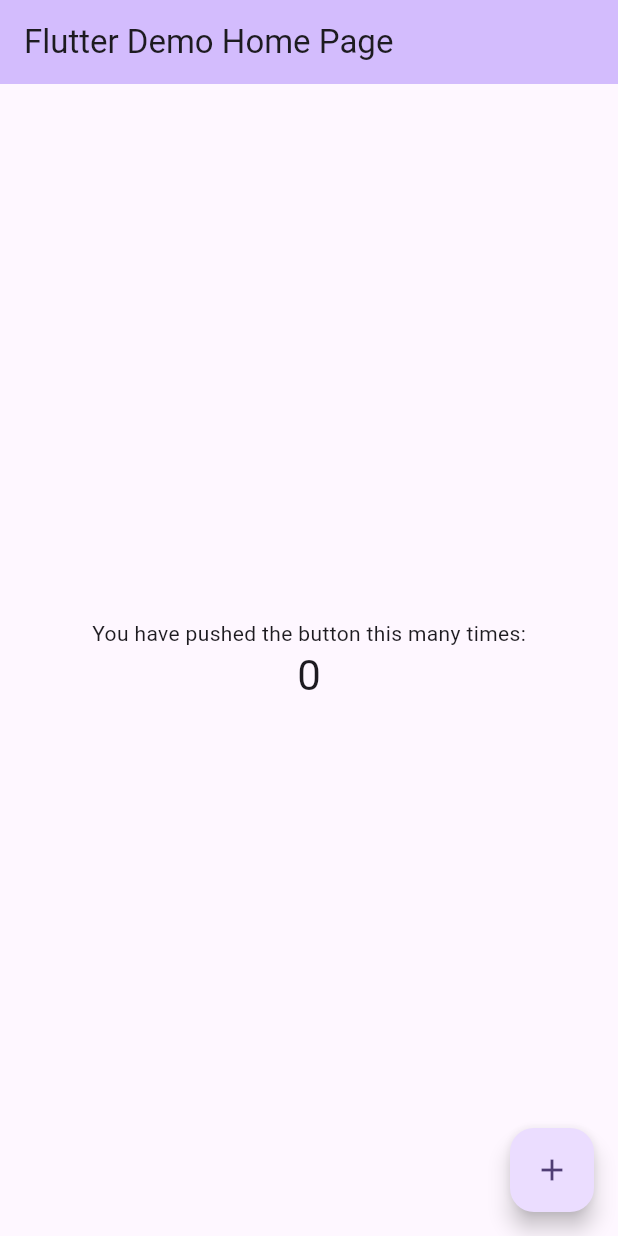
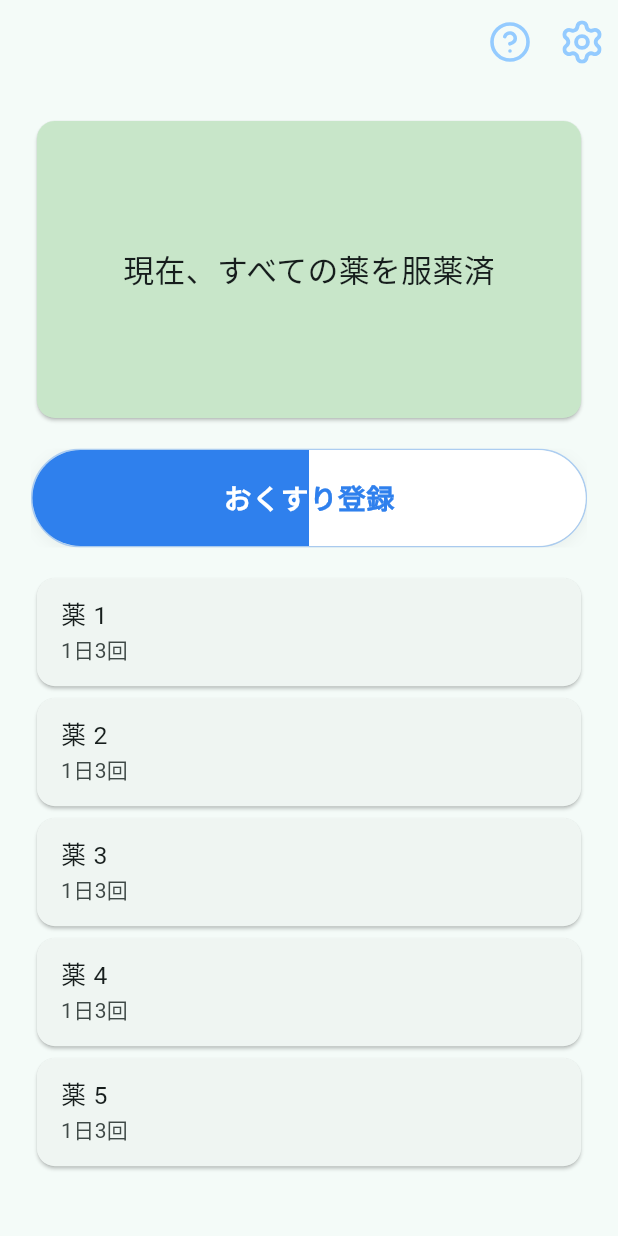
Before and after one commit to oiM-o/medicine_reminder, a Flutter app: the screen it shows after launch, on a phone screen of 412 x 824 dp. Run offline on Flutter 3.47's test engine with Material 3 defaults, Android fonts, the phone set to English and light mode, and no system bars; our stand-ins replace flutter_svg.

Commit message:
homescreenの基本骨格の形成

```diff
--- a/lib/main.dart
+++ b/lib/main.dart
@@ -1,4 +1,5 @@
 import 'package:flutter/material.dart';
+import 'package:medicine_reminder/ui/screen/home_screen.dart';
 
 void main() {
   runApp(const MyApp());
@@ -7,116 +8,22 @@ void main() {
 class MyApp extends StatelessWidget {
   const MyApp({super.key});
 
-  // This widget is the root of your application.
   @override
   Widget build(BuildContext context) {
     return MaterialApp(
-      title: 'Flutter Demo',
+      title: 'お薬リマインダー',
+      debugShowCheckedModeBanner: false,
       theme: ThemeData(
-        // This is the theme of your application.
-        //
-        // TRY THIS: Try running your application with "flutter run". You'll see
-        // the application has a purple toolbar. Then, without quitting the app,
-        // try changing the seedColor in the colorScheme below to Colors.green
-        // and then invoke "hot reload" (save your changes or press the "hot
-        // reload" button in a Flutter-supported IDE, or press "r" if you used
-        // the command line to start the app).
-        //
-        // Notice that the counter didn't reset back to zero; the application
-        // state is not lost during the reload. To reset the state, use hot
-        // restart instead.
-        //
-        // This works for code too, not just values: Most code changes can be
-        // tested with just a hot reload.
-        colorScheme: ColorScheme.fromSeed(seedColor: Colors.deepPurple),
+        colorScheme: ColorScheme.fromSeed(seedColor: Colors.teal),
+        useMaterial3: true,
       ),
-      home: const MyHomePage(title: 'Flutter Demo Home Page'),
+      home: const HomeScreen(), // ← これで起動時にHomeScreenが出る
+      // ルーティングを使うならこんな感じで追加してもOK
+      // routes: {
+      //   '/home': (_) => const HomeScreen(),
+      //   '/settings': (_) => const SettingsScreen(),
+      // },
+      // initialRoute: '/home',
     );
   }
 }
-
-class MyHomePage extends StatefulWidget {
-  const MyHomePage({super.key, required this.title});
-
-  // This widget is the home page of your application. It is stateful, meaning
-  // that it has a State object (defined below) that contains fields that affect
-  // how it looks.
-
-  // This class is the configuration for the state. It holds the values (in this
-  // case the title) provided by the parent (in this case the App widget) and
-  // used by the build method of the State. Fields in a Widget subclass are
-  // always marked "final".
-
-  final String title;
-
-  @override
-  State<MyHomePage> createState() => _MyHomePageState();
-}
-
-class _MyHomePageState extends State<MyHomePage> {
-  int _counter = 0;
-
-  void _incrementCounter() {
-    setState(() {
-      // This call to setState tells the Flutter framework that something has
-      // changed in this State, which causes it to rerun the build method below
-      // so that the display can reflect the updated values. If we changed
-      // _counter without calling setState(), then the build method would not be
-      // called again, and so nothing would appear to happen.
-      _counter++;
-    });
-  }
-
-  @override
-  Widget build(BuildContext context) {
-    // This method is rerun every time setState is called, for instance as done
-    // by the _incrementCounter method above.
-    //
-    // The Flutter framework has been optimized to make rerunning build methods
-    // fast, so that you can just rebuild anything that needs updating rather
-    // than having to individually change instances of widgets.
-    return Scaffold(
-      appBar: AppBar(
-        // TRY THIS: Try changing the color here to a specific color (to
-        // Colors.amber, perhaps?) and trigger a hot reload to see the AppBar
-        // change color while the other colors stay the same.
-        backgroundColor: Theme.of(context).colorScheme.inversePrimary,
-        // Here we take the value from the MyHomePage object that was created by
-        // the App.build method, and use it to set our appbar title.
-        title: Text(widget.title),
-      ),
-      body: Center(
-        // Center is a layout widget. It takes a single child and positions it
-        // in the middle of the parent.
-        child: Column(
-          // Column is also a layout widget. It takes a list of children and
-          // arranges them vertically. By default, it sizes itself to fit its
-          // children horizontally, and tries to be as tall as its parent.
-          //
-          // Column has various properties to control how it sizes itself and
-          // how it positions its children. Here we use mainAxisAlignment to
-          // center the children vertically; the main axis here is the vertical
-          // axis because Columns are vertical (the cross axis would be
-          // horizontal).
-          //
-          // TRY THIS: Invoke "debug painting" (choose the "Toggle Debug Paint"
-          // action in the IDE, or press "p" in the console), to see the
-          // wireframe for each widget.
-          mainAxisAlignment: MainAxisAlignment.center,
-          children: <Widget>[
-            const Text('You have pushed the button this many times:'),
-            Text(
-              '$_counter',
-              style: Theme.of(context).textTheme.headlineMedium,
-            ),
-          ],
-        ),
-      ),
-      floatingActionButton: FloatingActionButton(
-        onPressed: _incrementCounter,
-        tooltip: 'Increment',
-        child: const Icon(Icons.add),
-      ), // This trailing comma makes auto-formatting nicer for build methods.
-    );
-  }
-}
--- /dev/null
+++ b/lib/ui/components/capsule_pill_button.dart
@@ -0,0 +1,96 @@
+import 'package:flutter/material.dart';
+
+class CapsulePillButton extends StatelessWidget {
+  final String label;
+  final VoidCallback onTap;
+
+  const CapsulePillButton({
+    super.key,
+    required this.label,
+    required this.onTap,
+  });
+
+  @override
+  Widget build(BuildContext context) {
+    final size = MediaQuery.of(context).size;
+    final height = size.height * 0.08;                // 呼び出し側のSizedBoxと同じにフィット
+    final radius = BorderRadius.circular(height / 2);  // カプセル形状
+    final blue = const Color(0xFF2F80ED);
+
+    return Material(
+      color: Colors.transparent,
+      child: InkWell(
+        borderRadius: radius,
+        onTap: onTap,
+        child: Ink(
+          height: height,
+          decoration: BoxDecoration(
+            borderRadius: radius,
+            border: Border.all(color: blue.withOpacity(0.35), width: 1),
+            boxShadow: [
+              BoxShadow(
+                color: Colors.black.withOpacity(0.05),
+                blurRadius: 8,
+                offset: const Offset(0, 2),
+              ),
+            ],
+          ),
+          child: Stack(
+            fit: StackFit.expand,
+            children: [
+              // 左右で背景色を分割
+              Row(
+                children: [
+                  Expanded(
+                    child: Container(
+                      decoration: BoxDecoration(
+                        color: blue,
+                        borderRadius: BorderRadius.horizontal(left: Radius.circular(height / 2)),
+                      ),
+                    ),
+                  ),
+                  Expanded(
+                    child: Container(
+                      decoration: BoxDecoration(
+                        color: Colors.white,
+                        borderRadius: BorderRadius.horizontal(right: Radius.circular(height / 2)),
+                      ),
+                    ),
+                  ),
+                ],
+              ),
+              // テキスト：左半分は白、右半分は青（色反転）
+              Center(
+                child: ShaderMask(
+                  shaderCallback: (Rect bounds) {
+                    return LinearGradient(
+                      begin: Alignment.centerLeft,
+                      end: Alignment.centerRight,
+                      colors: const [
+                        Colors.white, Colors.white,       // 左半分は白
+                        Color(0xFF2F80ED), Color(0xFF2F80ED), // 右半分は青
+                      ],
+                      stops: const [0.0, 0.5, 0.5, 1.0], // 中央で色を切り替え（鋭い境界）
+                    ).createShader(bounds);
+                  },
+                  blendMode: BlendMode.srcIn,
+                  child: Text(
+                    label,
+                    style: TextStyle(
+                      fontSize: size.width * 0.045,
+                      fontWeight: FontWeight.w700,
+                      height: 1.0,
+                      // 色はShaderMaskで上書きされるので何色でもOK
+                      color: Colors.white,
+                      letterSpacing: 0.5,
+                    ),
+                  ),
+                ),
+              ),
+            ],
+          ),
+        ),
+      ),
+    );
+  }
+}
--- /dev/null
+++ b/lib/ui/screen/home_screen.dart
@@ -0,0 +1,87 @@
+import 'package:flutter/material.dart';
+import 'package:flutter_svg/flutter_svg.dart';
+import 'package:medicine_reminder/ui/components/capsule_pill_button.dart';
+
+class HomeScreen extends StatelessWidget {
+  const HomeScreen({super.key});
+
+  @override
+  Widget build(BuildContext context) {
+    final screenWidth = MediaQuery.of(context).size.width;
+    final screenHeight = MediaQuery.of(context).size.height;
+
+    return Scaffold(
+      appBar: AppBar(
+        actions: [
+          IconButton(
+            icon: SvgPicture.asset(
+              'assets/icons/home_question.svg',
+              width: screenWidth * 0.07,
+              height: screenWidth * 0.07,
+            ),
+            onPressed: () {},
+          ),
+          IconButton(
+            icon: SvgPicture.asset(
+              'assets/icons/home_settings.svg',
+              width: screenWidth * 0.07,
+              height: screenWidth * 0.07,
+            ),
+            onPressed: () {},
+          ),
+        ],
+      ),
+      body: Padding(
+        padding: EdgeInsets.all(screenWidth * 0.05),
+        child: Column(
+          crossAxisAlignment: CrossAxisAlignment.stretch,
+          children: [
+            SizedBox(
+              height: screenHeight * 0.25,
+              child: Card(
+                color: Colors.green.shade100,
+                child: Center(
+                  child: Text(
+                    '現在、すべての薬を服薬済',
+                    style: TextStyle(fontSize: screenWidth * 0.05),
+                  ),
+                ),
+              ),
+            ),
+
+            SizedBox(height: screenHeight * 0.02),
+
+            SizedBox(
+              height: screenHeight * 0.08,
+              child: CapsulePillButton(
+                label: 'おくすり登録',
+                onTap: () {
+                  // TODO: 登録画面へ遷移
+                },
+              ),
+            ),
+
+            SizedBox(height: screenHeight * 0.02),
+
+            Expanded(
+              child: ListView.builder(
+                itemCount: 5, // 仮のデータ件数
+                itemBuilder: (context, index) {
+                  return Card(
+                    child: ListTile(
+                      title: Text(
+                        '薬 ${index + 1}',
+                        style: TextStyle(fontSize: screenWidth * 0.04),
+                      ),
+                      subtitle: const Text('1日3回'),
+                    ),
+                  );
+                },
+              ),
+            ),
+          ],
+        ),
+      ),
+    );
+  }
+}
--- a/pubspec.yaml
+++ b/pubspec.yaml
@@ -30,6 +30,7 @@ environment:
 dependencies:
   flutter:
     sdk: flutter
+  flutter_svg: ^2.2.0
 
   # The following adds the Cupertino Icons font to your application.
   # Use with the CupertinoIcons class for iOS style icons.
@@ -56,6 +57,9 @@ flutter:
   # included with your application, so that you can use the icons in
   # the material Icons class.
   uses-material-design: true
+  assets:
+    - assets/icons/home_question.svg
+    - assets/icons/home_settings.svg
 
   # To add assets to your application, add an assets section, like this:
   # assets:
```
Also changed, not shown: assets/icons/home_question.svg (added), assets/icons/home_settings.svg (added), pubspec.lock, 1 other file.
